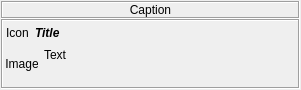
First picture: the form in trunk/src/plugins/notifications/notifywidget.ui, repository vacuum-im/vacuum-im, before the edit.
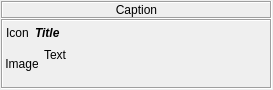
Second picture: the form after the edit.

Commit message: Исключено накладывание звука уведомлений (кроме платформы Windows). Уменьшен размер всплывающего окна уведомления.

What changed in the file:
```diff
--- a/trunk/src/plugins/notifications/notifywidget.ui
+++ b/trunk/src/plugins/notifications/notifywidget.ui
@@ -6,7 +6,7 @@
    <rect>
     <x>0</x>
     <y>0</y>
-    <width>301</width>
+    <width>273</width>
     <height>90</height>
    </rect>
   </property>
```
The commit also changes 3 other files.
